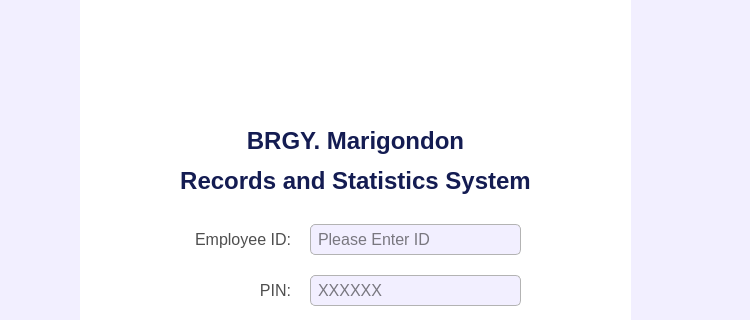
Before: the Qt Designer form UI/AuthPages/login.ui in Yohhannn/Barangay-Records-Statistics-System, drawn with Qt 5; both pictures show x 330 to 1080 and y 165 to 485 of the 1080 by 720 pixel window.
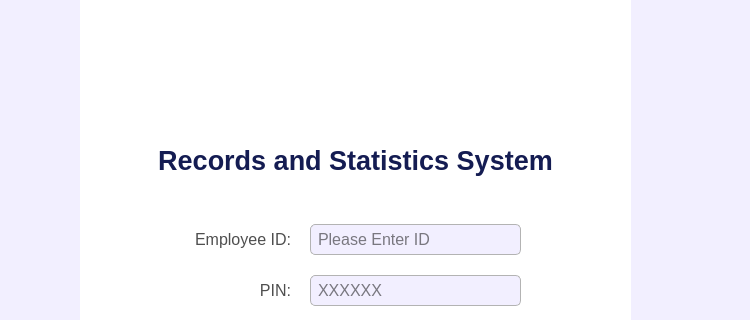
After: the same form once the commit is applied. Icons and pictures are not drawn.

Commit message: [ General Update V2.7.1 ] + Modified About Software + Small Changes on Dashboard UI + Updated Demographics + Added School Logo on a Popup + Fixed img to be called properly -JP

The edit to the form file:
```diff
--- a/UI/AuthPages/login.ui
+++ b/UI/AuthPages/login.ui
@@ -178,7 +178,7 @@
     <property name="geometry">
      <rect>
       <x>280</x>
-      <y>230</y>
+      <y>210</y>
       <width>551</width>
       <height>31</height>
      </rect>
@@ -186,7 +186,7 @@
     <property name="font">
      <font>
       <family>Arial</family>
-      <pointsize>18</pointsize>
+      <pointsize>20</pointsize>
       <bold>true</bold>
      </font>
     </property>
@@ -334,33 +334,6 @@
      <string>XXXXXX</string>
     </property>
    </widget>
-   <widget class="QLabel" name="login_labelTitle1">
-    <property name="geometry">
-     <rect>
-      <x>280</x>
-      <y>190</y>
-      <width>551</width>
-      <height>31</height>
-     </rect>
-    </property>
-    <property name="font">
-     <font>
-      <family>Arial</family>
-      <pointsize>18</pointsize>
-      <bold>true</bold>
-     </font>
-    </property>
-    <property name="styleSheet">
-     <string notr="true">background-color: transparent;
-color: #141c52;</string>
-    </property>
-    <property name="text">
-     <string>BRGY. Marigondon</string>
-    </property>
-    <property name="alignment">
-     <set>Qt::AlignmentFlag::AlignCenter</set>
-    </property>
-   </widget>
    <widget class="QLabel" name="login_labelEmp_id">
     <property name="geometry">
      <rect>
```
Left out of the diff: 1 changed line with no effect on the pictures. The commit also changes 5 other files.
